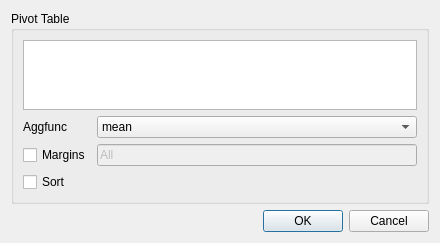
Above: src/DAGui/Dialog/DADialogCreatePivotTable.ui from czyt1988/data-workbench before the change. Below: the same form after it.
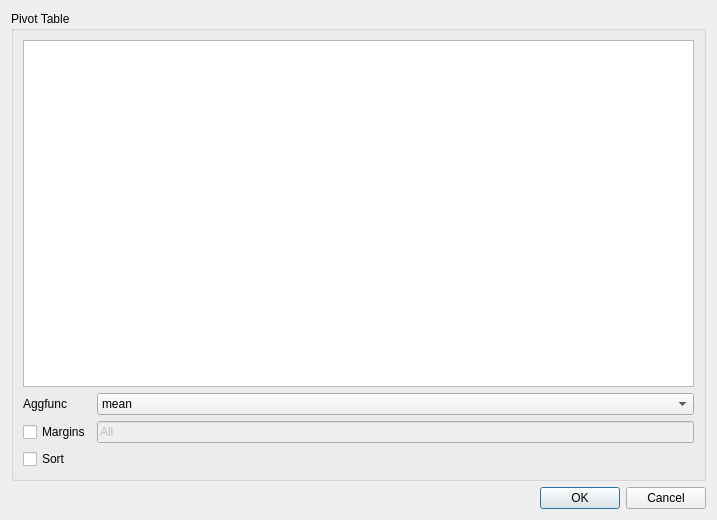
That is the form after the change. Icons and pictures are not drawn.

Patch:
```diff
--- a/src/DAGui/Dialog/DADialogCreatePivotTable.ui
+++ b/src/DAGui/Dialog/DADialogCreatePivotTable.ui
@@ -6,8 +6,8 @@
    <rect>
     <x>0</x>
     <y>0</y>
-    <width>440</width>
-    <height>242</height>
+    <width>717</width>
+    <height>520</height>
    </rect>
   </property>
   <property name="windowTitle">
@@ -79,19 +79,6 @@
      </layout>
     </widget>
    </item>
-   <item>
-    <spacer name="verticalSpacer">
-     <property name="orientation">
-      <enum>Qt::Vertical</enum>
-     </property>
-     <property name="sizeHint" stdset="0">
-      <size>
-       <width>20</width>
-       <height>40</height>
-      </size>
-     </property>
-    </spacer>
-   </item>
    <item>
     <layout class="QHBoxLayout" name="horizontalLayout">
      <item>
```
Left out of the diff: 2 changed lines with no effect on the pictures.
